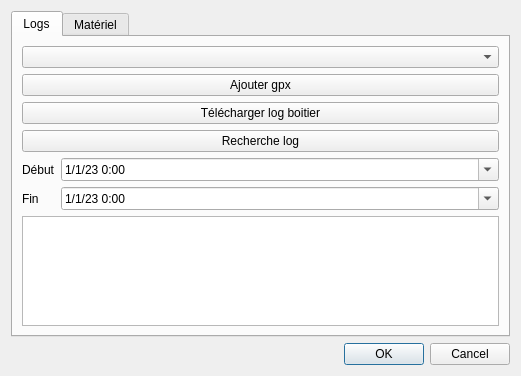
This is seafoil-log-analyzer/ui/session.ui in ThomasLeMezo/seafoil-tools as Qt 5 draws it before an edit. The edited form follows.
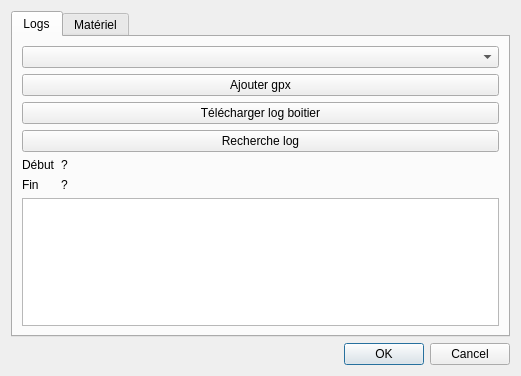
This is the edited form.

```diff
--- a/seafoil-log-analyzer/ui/session.ui
+++ b/seafoil-log-analyzer/ui/session.ui
@@ -59,46 +59,6 @@
          </property>
         </widget>
        </item>
-       <item row="4" column="1">
-        <widget class="QDateTimeEdit" name="dateTimeEdit_start">
-         <property name="minimumDateTime">
-          <datetime>
-           <hour>0</hour>
-           <minute>0</minute>
-           <second>0</second>
-           <year>2023</year>
-           <month>1</month>
-           <day>1</day>
-          </datetime>
-         </property>
-         <property name="displayFormat">
-          <string>d/M/yy h:mm</string>
-         </property>
-         <property name="calendarPopup">
-          <bool>true</bool>
-         </property>
-        </widget>
-       </item>
-       <item row="6" column="1">
-        <widget class="QDateTimeEdit" name="dateTimeEdit_end">
-         <property name="minimumDateTime">
-          <datetime>
-           <hour>0</hour>
-           <minute>0</minute>
-           <second>0</second>
-           <year>2023</year>
-           <month>1</month>
-           <day>1</day>
-          </datetime>
-         </property>
-         <property name="displayFormat">
-          <string>d/M/yy h:mm</string>
-         </property>
-         <property name="calendarPopup">
-          <bool>true</bool>
-         </property>
-        </widget>
-       </item>
        <item row="7" column="0" colspan="2">
         <widget class="QListView" name="listView_log"/>
        </item>
@@ -109,6 +69,20 @@
          </property>
         </widget>
        </item>
+       <item row="4" column="1">
+        <widget class="QLabel" name="label_starting_date">
+         <property name="text">
+          <string>?</string>
+         </property>
+        </widget>
+       </item>
+       <item row="6" column="1">
+        <widget class="QLabel" name="label_ending_date">
+         <property name="text">
+          <string>?</string>
+         </property>
+        </widget>
+       </item>
       </layout>
      </widget>
      <widget class="QWidget" name="tab_2">
```
